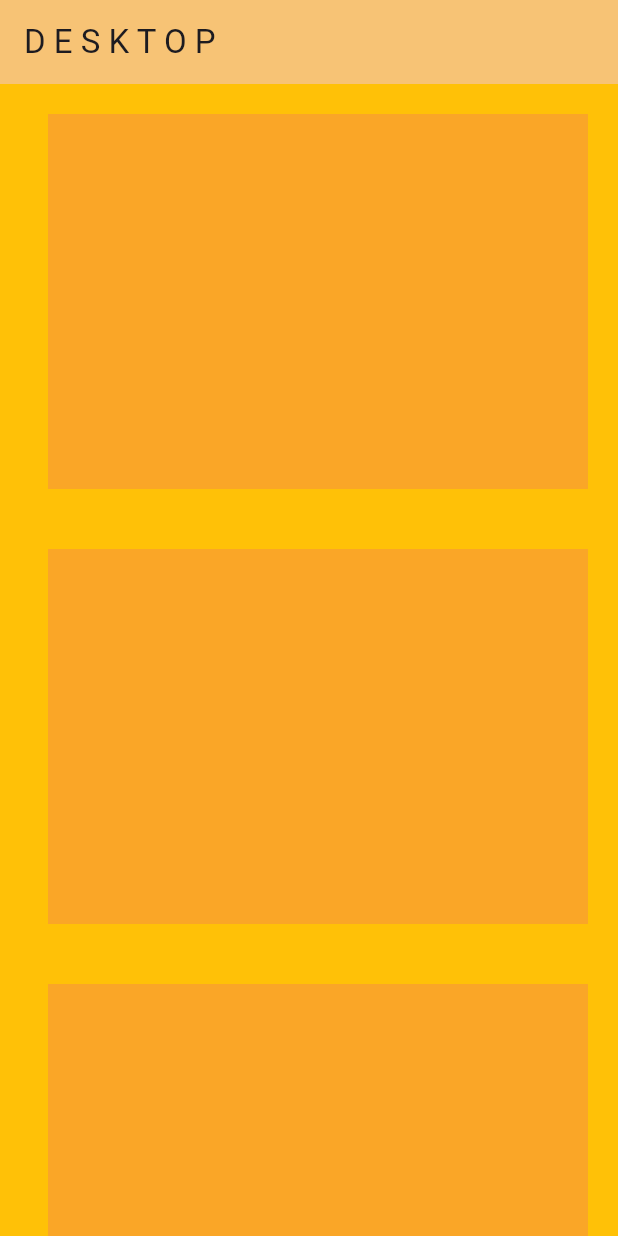
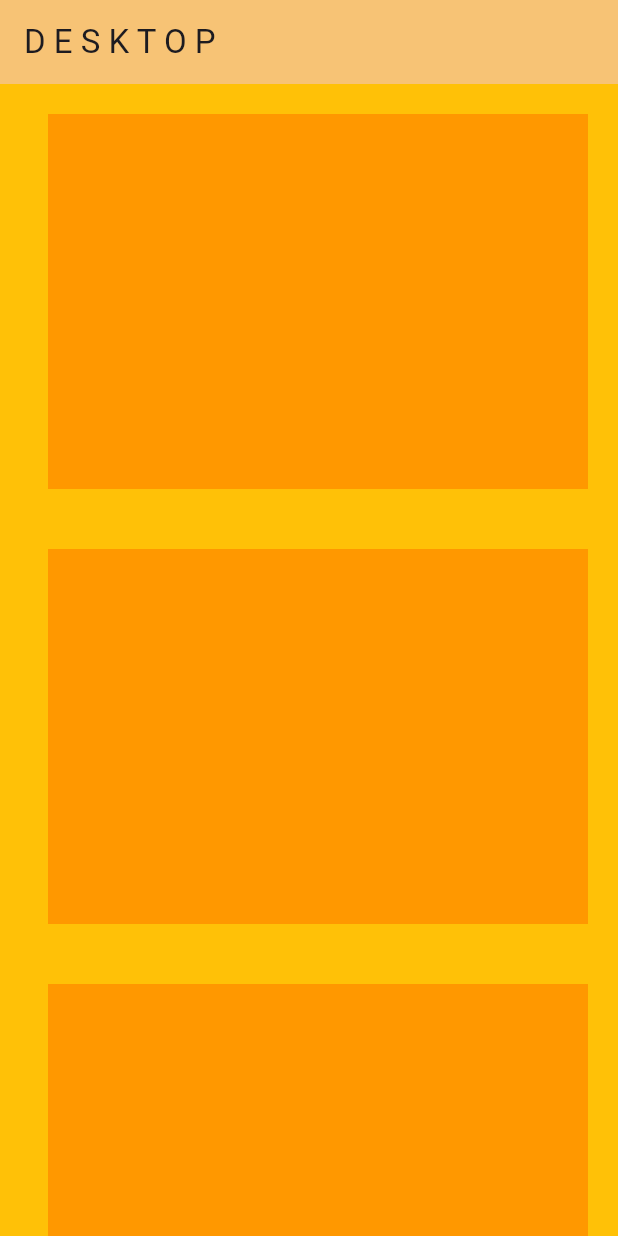
Before and after one commit to SanwaJW/responsive_mobile_tablet_desktop, a Flutter app: the DesktopBody screen opened directly, on a phone screen of 412 x 824 dp. Run offline on Flutter 3.47's test engine with Material 3 defaults, Android fonts, the phone set to English and light mode, and no system bars.

Commit message:
update color

```diff
--- a/lib/responsive/body/desktop.dart
+++ b/lib/responsive/body/desktop.dart
@@ -28,7 +28,7 @@ class DesktopBody extends StatelessWidget {
                       itemCount: 5,
                       itemBuilder: (context, index) {
                         return Container(
-                          color: const Color.fromARGB(255, 250, 166, 39),
+                          color: Colors.orange,
                           margin: EdgeInsets.all(20),
                           height: 100,
                         );
@@ -44,7 +44,7 @@ class DesktopBody extends StatelessWidget {
                   itemCount: 5,
                   itemBuilder: (context, index) {
                     return Container(
-                      color: const Color.fromARGB(255, 250, 166, 39),
+                      color: Colors.orange,
                       margin: EdgeInsets.all(20),
                       height: 250,
                     );
--- a/lib/responsive/body/mobile.dart
+++ b/lib/responsive/body/mobile.dart
@@ -22,7 +22,7 @@ class MobileBody extends StatelessWidget {
               itemCount: 5,
               itemBuilder: (context, index) {
                 return Container(
-                  color: const Color.fromARGB(255, 250, 166, 39),
+                  color: Colors.orange,
                   margin: EdgeInsets.all(20),
                   height: 100,
                 );
--- a/lib/responsive/body/tablet.dart
+++ b/lib/responsive/body/tablet.dart
@@ -25,7 +25,7 @@ class TabletBody extends StatelessWidget {
               itemCount: 5,
               itemBuilder: (context, index) {
                 return Container(
-                  color: const Color.fromARGB(255, 250, 166, 39),
+                  color: Colors.orange,
                   margin: EdgeInsets.all(20),
                   height: 100,
                 );
```
